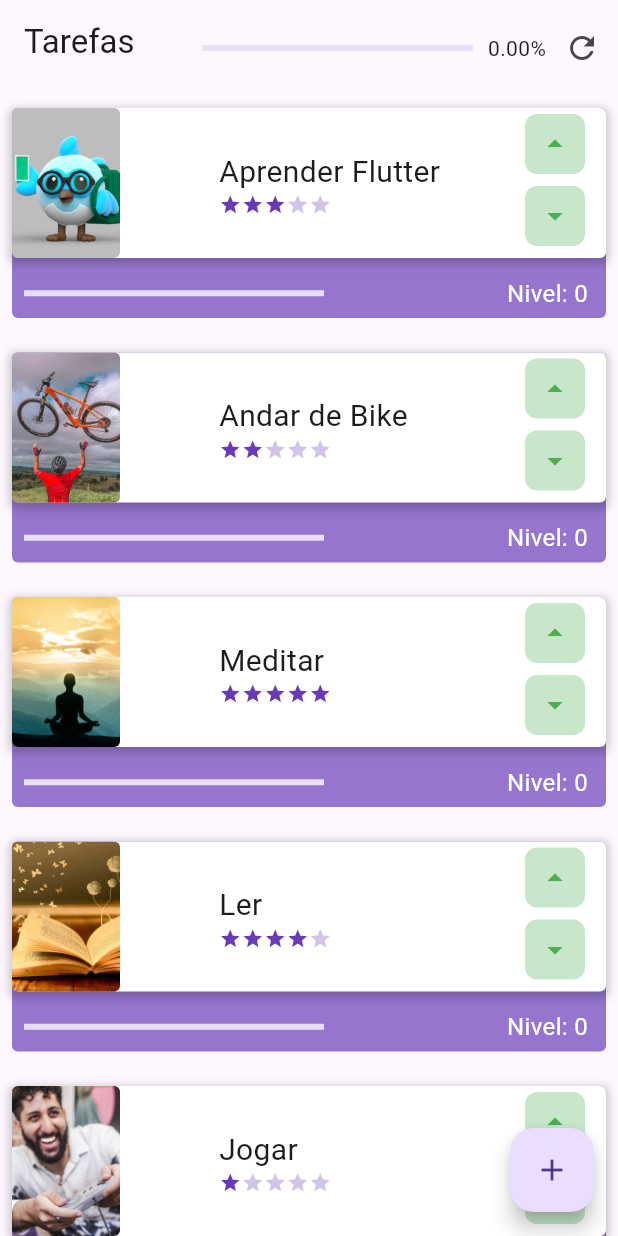
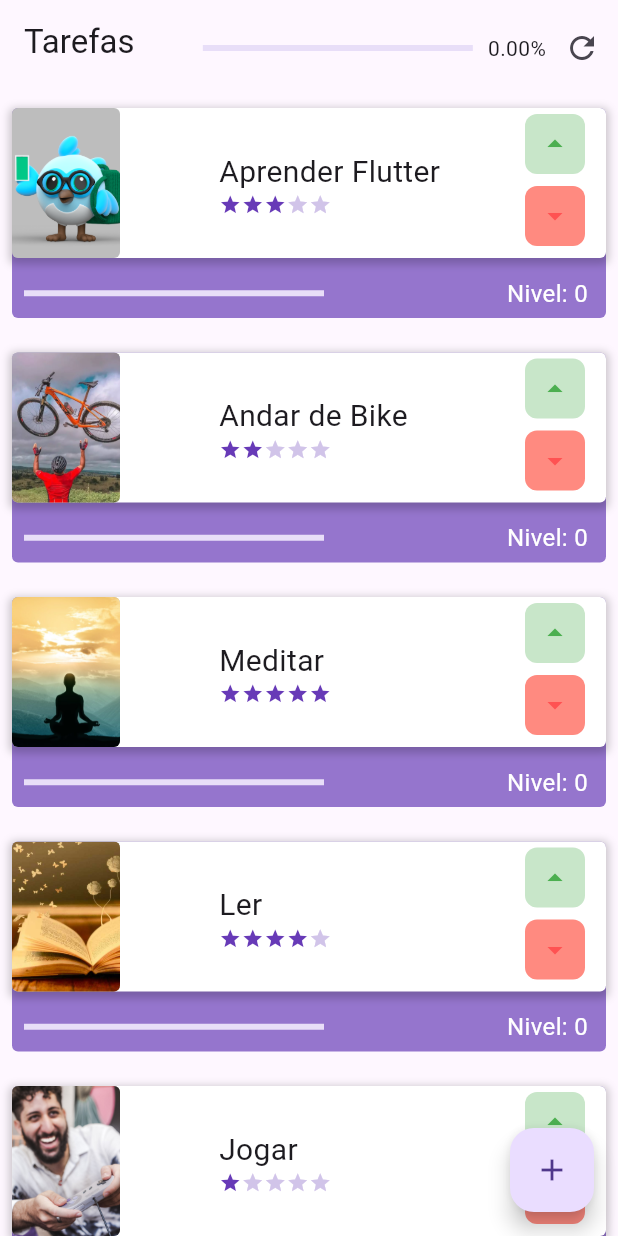
Before and after one commit to analubarreto/primeiro_projeto_flutter, a Flutter app: the screen it shows after launch, on a phone screen of 412 x 824 dp. Run offline on Flutter 3.47's test engine with Material 2 defaults, Android fonts, the phone set to English and light mode, and no system bars.

Commit message:
Changed minus button color

```diff
--- a/lib/Components/task_controls.dart
+++ b/lib/Components/task_controls.dart
@@ -40,10 +40,10 @@ class _TaskControlsState extends State<TaskControls> {
          IconButton(
            onPressed: () => widget.level > 0 ? widget.onLevelDown() : null,
            icon: const Icon(Icons.arrow_drop_down),
-           color: Colors.green,
+           color: Colors.redAccent,
            style: ButtonStyle(
              backgroundColor:
-                 MaterialStateProperty.all(Colors.green[100]),
+                 MaterialStateProperty.all(Colors.redAccent[100]),
              shape: MaterialStateProperty.all(
                RoundedRectangleBorder(
                  borderRadius: BorderRadius.circular(8),
```
